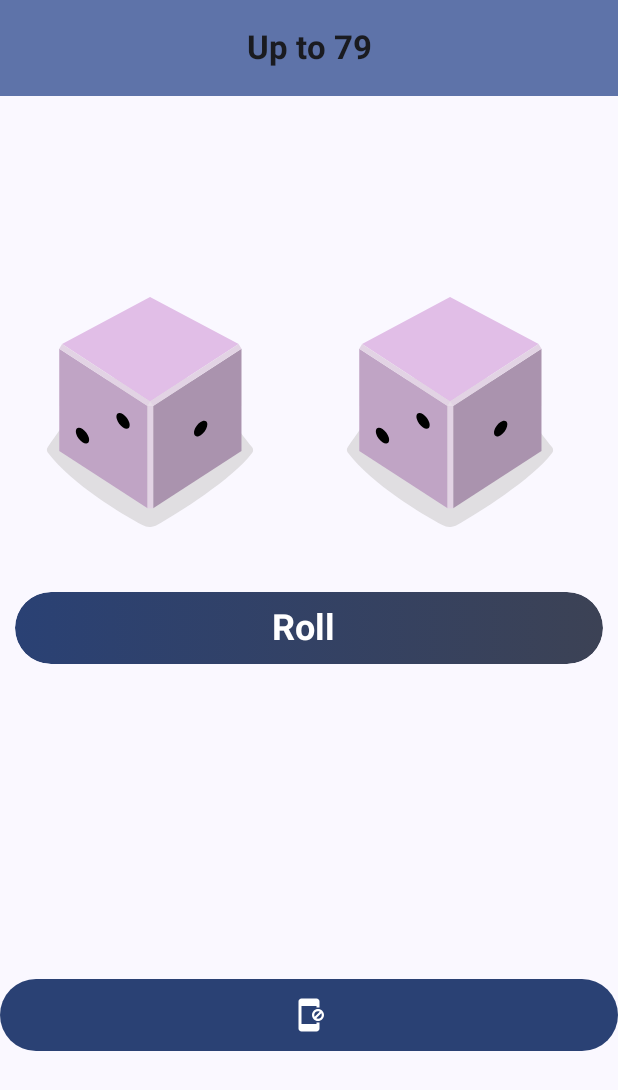
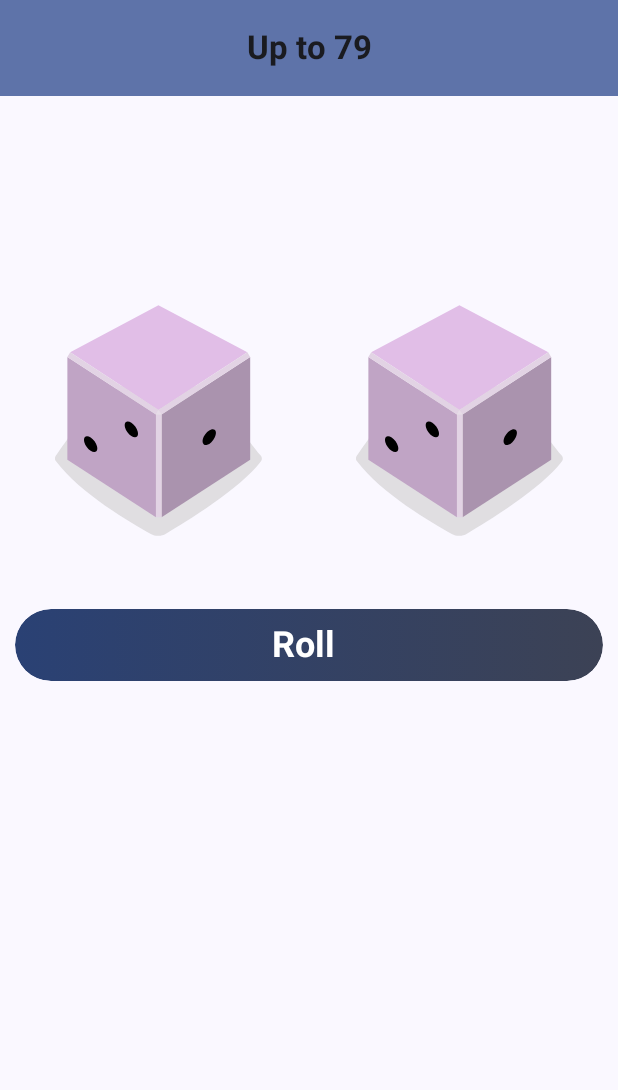
Before and after one commit to pointofStudio/Randomizer, an Android app built with Jetpack Compose: the composable Settantanove shown on its own in the app's theme, on a phone screen of 412 x 824 dp. Shown: the top 1090 px of the screen. Run offline under Robolectric (Android 15) with nearby library versions, the phone set to English and light mode, and no system bars; 1 statement that could not run was skipped.

Commit message:
Fixed various bugs. Fixed Home Screen. Moved the Crash button. Fixed dices images. Fixed texts. Fixed screen orientation. A special thank to Gab. Grossi a tester who found and report various bug.

```diff
--- a/app/src/main/AndroidManifest.xml
+++ b/app/src/main/AndroidManifest.xml
@@ -19,7 +19,10 @@
             android:name=".MainActivity"
             android:exported="true"
             android:label="@string/app_name"
-            android:theme="@style/Theme.DiceRoller">
+            android:theme="@style/Theme.DiceRoller"
+            android:screenOrientation="portrait"
+            tools:ignore="DiscouragedApi,LockedOrientationActivity">
+
             <intent-filter>
                 <action android:name="android.intent.action.MAIN" />
 
--- a/app/src/main/java/com/pointOf/randomizer/Screens/Settantanove.kt
+++ b/app/src/main/java/com/pointOf/randomizer/Screens/Settantanove.kt
@@ -2,11 +2,13 @@ package com.pointOf.randomizer.Screens
 
 import androidx.compose.foundation.Image
 import androidx.compose.foundation.background
+import androidx.compose.foundation.combinedClickable
 import androidx.compose.foundation.layout.Box
 import androidx.compose.foundation.layout.Column
 import androidx.compose.foundation.layout.PaddingValues
 import androidx.compose.foundation.layout.Row
 import androidx.compose.foundation.layout.Spacer
+import androidx.compose.foundation.layout.aspectRatio
 import androidx.compose.foundation.layout.fillMaxHeight
 import androidx.compose.foundation.layout.fillMaxSize
 import androidx.compose.foundation.layout.fillMaxWidth
@@ -33,9 +35,12 @@ import androidx.compose.ui.Alignment
 import androidx.compose.ui.Modifier
 import androidx.compose.ui.graphics.Brush
 import androidx.compose.ui.graphics.Color
+import androidx.compose.ui.layout.ContentScale
+import androidx.compose.ui.platform.LocalConfiguration
 import androidx.compose.ui.res.painterResource
 import androidx.compose.ui.res.stringResource
 import androidx.compose.ui.text.font.FontWeight
+import androidx.compose.ui.tooling.preview.Preview
 import androidx.compose.ui.unit.dp
 import androidx.compose.ui.unit.sp
 import com.pointOf.randomizer.R
@@ -84,7 +89,6 @@ fun Settantanove() {
                 Spacer(modifier = Modifier.height(55.dp))
                 SettantanoveData()
                 Spacer(modifier = Modifier.height(200.dp))
-                CrashButtonScreen()
             }
 
         }
@@ -95,19 +99,6 @@ fun Settantanove() {
 }
 
 
-@Composable
-fun CrashButtonScreen() {
-    Button(
-        onClick = {
-            throw RuntimeException("Test Crash") // Forza un crash
-        },
-        modifier = Modifier
-            .fillMaxWidth()
-            .heightIn(48.dp),
-    ) {
-        Icon(painter = painterResource(R.drawable.round_app_blocking_24), contentDescription = null)
-    }
-}
 
 
 @Composable
@@ -136,23 +127,41 @@ fun SettantanoveData() {
         9 -> R.drawable.dice_8
         else -> R.drawable.dice_9
     }
+    val configuration = LocalConfiguration.current
+    val screenWidth = configuration.screenWidthDp.dp
     Column (modifier = Modifier){
 
-        Row {
-            Image(
-                painter = painterResource(imageResource),
-                contentDescription = result.toString(),
+        Row (modifier = Modifier
+            .fillMaxWidth()
+            .padding(5.dp)){
+            Column(
                 modifier = Modifier
-                    .height(200.dp)
-                    .width(200.dp)
-            )
-            Image(
-                painter = painterResource(imageResource2),
-                contentDescription = result.toString(),
+                    .weight(1f),
+                horizontalAlignment = Alignment.CenterHorizontally
+            ) {
+                Image(
+                    painter = painterResource(id = imageResource),
+                    contentDescription = null,
+                    modifier = Modifier
+                        .fillMaxWidth()
+                        .aspectRatio(1f),
+                    contentScale = ContentScale.Fit
+                )
+            }
+            Column(
                 modifier = Modifier
-                    .height(200.dp)
-                    .width(200.dp)
-            )
+                    .weight(1f),
+                horizontalAlignment = Alignment.CenterHorizontally
+            ) {
+                Image(
+                    painter = painterResource(id = imageResource2),
+                    contentDescription = null,
+                    modifier = Modifier
+                        .fillMaxWidth()
+                        .aspectRatio(1f),
+                    contentScale = ContentScale.Fit
+                )
+            }
         }
 
         Spacer(modifier = Modifier.height(10.dp))
--- a/app/src/main/res/drawable/round_app_blocking_24.xml
+++ /dev/null
@@ -1,7 +0,0 @@
-<vector xmlns:android="http://schemas.android.com/apk/res/android" android:height="24dp" android:tint="#000000" android:viewportHeight="24" android:viewportWidth="24" android:width="24dp">
-
-    <path android:fillColor="@android:color/white" android:pathData="M18,8c-2.21,0 -4,1.79 -4,4c0,2.21 1.79,4 4,4s4,-1.79 4,-4C22,9.79 20.21,8 18,8zM15.5,12c0,-1.38 1.12,-2.5 2.5,-2.5c0.42,0 0.8,0.11 1.15,0.29l-3.36,3.36C15.61,12.8 15.5,12.42 15.5,12zM18,14.5c-0.42,0 -0.8,-0.11 -1.15,-0.29l3.36,-3.36c0.18,0.35 0.29,0.73 0.29,1.15C20.5,13.38 19.38,14.5 18,14.5z"/>
-
-    <path android:fillColor="@android:color/white" android:pathData="M17,18H7V6h10v1h2V6V5V3c0,-1.1 -0.9,-2 -2,-2H7C5.9,1 5,1.9 5,3v18c0,1.1 0.9,2 2,2h10c1.1,0 2,-0.9 2,-2v-2v-1v-1h-2V18z"/>
-
-</vector>
--- a/app/src/main/res/values/strings.xml
+++ b/app/src/main/res/values/strings.xml
@@ -17,7 +17,7 @@
     <string name="app_name">Randomizer</string>
     <string name="roll">"Roll "</string>
     <string name="additionalFormText">Give us a feedback about this app</string>
-    <string name="sixfaces">Up to 6  </string>
+    <string name="sixfaces">Up to 06  </string>
     <string name="ventinovefaces">Up to 29</string>
     <string name="trentanovefaces">Up to 39</string>
     <string name="quarantanovefaces">Up to 49</string>
@@ -27,7 +27,7 @@
 
     <string name="novantanovefaces">Up to 99</string>
     <string name="welcome">Welcome to Randomizer</string>
-    <string name="description">Select the maximum result in the buttons</string>
+    <string name="description">Select the maximum result</string>
 
 
 </resources>
```
Also changed, not shown: app/src/main/java/com/pointOf/randomizer/MainActivity.kt (+27 -2 lines), 1 other file.
